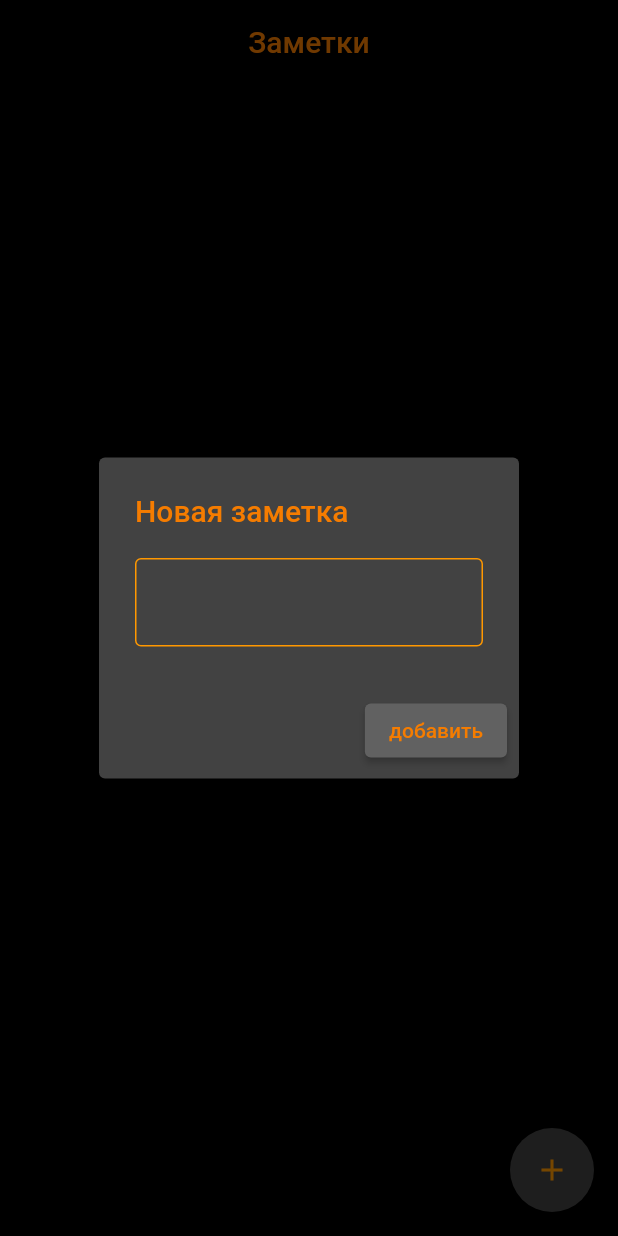
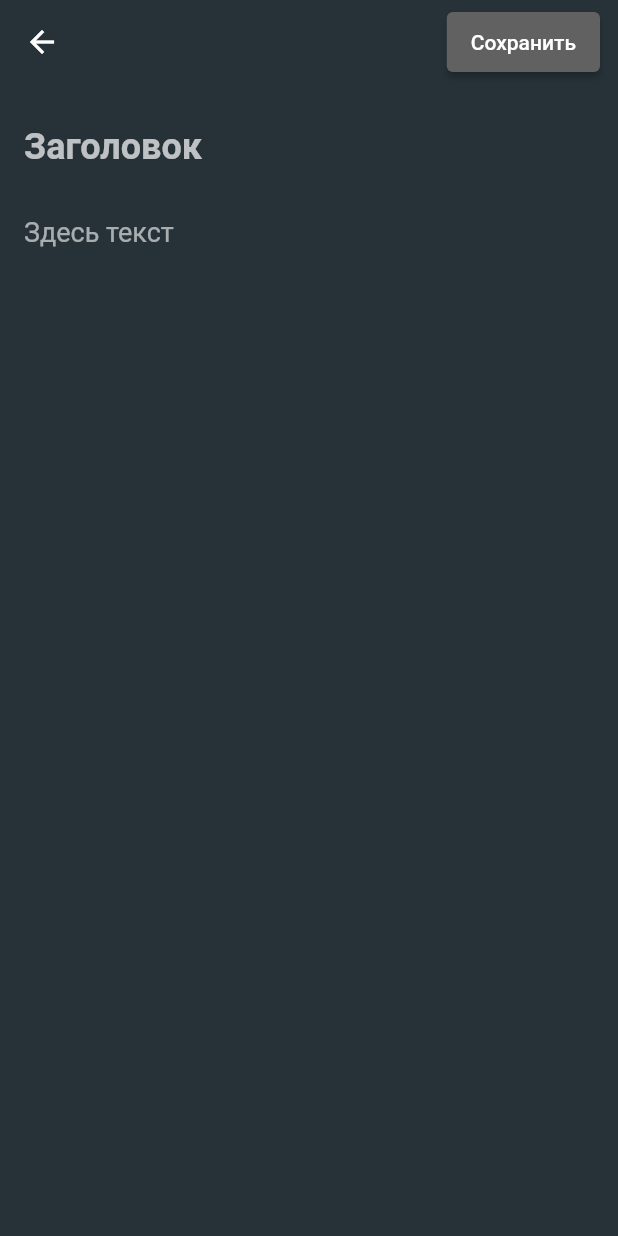
Before and after one commit to dened68/redzamdart, a Flutter app: the screen it shows after launch, after a tap on the "add" icon, on a phone screen of 412 x 824 dp. Run offline on Flutter 3.47's test engine with Material 2 defaults, Android fonts, the light colour scheme and no system bars; our stand-ins replace sqflite; accounts and stored records are empty.

Commit message:
Add local DB
add local db sqlfite

```diff
--- /dev/null
+++ b/lib/db/notes_database.dart
@@ -0,0 +1,100 @@
+import 'package:path/path.dart';
+
+import 'package:sqflite/sqflite.dart';
+import 'package:redzam1/model/note.dart';
+
+class NotesDatabase {
+  static final NotesDatabase instance = NotesDatabase.init();
+
+  static Database? _database;
+
+  NotesDatabase.init();
+
+  Future<Database> get database async {
+    if (_database != null) return _database!;
+
+    _database = await _initDB("notes.db");
+    return _database!;
+  }
+
+  Future<Database> _initDB(String filePath) async {
+    final dbPath = await getDatabasesPath();
+    final path = join(dbPath, filePath);
+    return await openDatabase(path, version: 1, onCreate: _createDB);
+  }
+
+  Future _createDB(Database db, int version) async {
+    final idType = 'INTEGER PRIMARY KEY AUTOINCREMENT';
+    final textType = 'TEXT NOT NULL';
+
+    final integerType = 'INTEGER NOT NULL';
+
+    await db.execute('''
+    CREATE TABLE $tableNotes(
+      ${NoteFields.id} $idType,
+      ${NoteFields.description} $textType,
+      ${NoteFields.title} $textType
+    )
+
+    ''');
+  }
+
+  Future<Note> create(Note note) async {
+    final db = await instance.database;
+
+    final id = await db.insert(tableNotes, note.toJson());
+    return note.copy(id: id);
+  }
+
+  Future<Note> readNote(int id) async {
+    final db = await instance.database;
+
+    final maps = await db.query(
+      tableNotes,
+      columns: NoteFields.values,
+      where: '${NoteFields.id} = ?',
+      whereArgs: [id],
+    );
+
+    if (maps.isNotEmpty) {
+      return Note.fromJson(maps.first);
+    } else {
+      throw Exception('ID $id not found');
+    }
+  }
+
+  Future<List<Note>> readAllNotes() async {
+    final db = await instance.database;
+
+    final result = await db.query(tableNotes);
+
+    return result.map((json) => Note.fromJson(json)).toList();
+  }
+
+  Future<int> update(Note note) async {
+    final db = await instance.database;
+
+    return db.update(
+      tableNotes,
+      note.toJson(),
+      where: '${NoteFields.id} = ?',
+      whereArgs: [note.id],
+    );
+  }
+
+  Future<int> delete(int id) async {
+    final db = await instance.database;
+
+    return await db.delete(
+      tableNotes,
+      where: '${NoteFields.id} = ?',
+      whereArgs: [id],
+    );
+  }
+
+  Future close() async {
+    final db = await instance.database;
+
+    db.close();
+  }
+}
--- a/lib/main.dart
+++ b/lib/main.dart
@@ -1,20 +1,26 @@
 import 'package:flutter/material.dart';
-import 'package:redzamdart/pages/home.dart';
-import 'package:cloud_firestore/cloud_firestore.dart';
-import 'package:firebase_core/firebase_core.dart';
+import 'package:redzam1/pages/home.dart';
 
-void main() {
-  initFirebase();
-  initFirebase();
-  runApp(MaterialApp(
-    theme: ThemeData(
-      primaryColor: Colors.orange[700],
-    ),
-    home: Home(),
-  ));
+Future main() async {
+  runApp(MyApp());
 }
 
-void initFirebase() async {
-  WidgetsFlutterBinding.ensureInitialized();
-  await Firebase.initializeApp();
+class MyApp extends StatelessWidget {
+  static final String title = 'заметки';
+
+  @override
+  Widget build(BuildContext context) => MaterialApp(
+        debugShowCheckedModeBanner: false,
+        title: title,
+        themeMode: ThemeMode.dark,
+        theme: ThemeData(
+          primaryColor: Colors.black,
+          scaffoldBackgroundColor: Colors.blueGrey.shade900,
+          appBarTheme: AppBarTheme(
+            backgroundColor: Colors.transparent,
+            elevation: 0,
+          ),
+        ),
+        home: Home(),
+      );
 }
--- /dev/null
+++ b/lib/model/note.dart
@@ -0,0 +1,48 @@
+// ignore_for_file: file_names
+
+final String tableNotes = 'notes';
+
+class NoteFields {
+  static final List<String> values = [
+    /// Add all fields
+    id, title, description
+  ];
+  static final String id = '_id';
+  static final String title = 'title';
+  static final String description = 'description';
+}
+
+class Note {
+  final int? id;
+  final String title;
+  final String description;
+
+  const Note({
+    this.id,
+    required this.title,
+    required this.description,
+  });
+
+  Note copy({
+    int? id,
+    String? title,
+    String? description,
+  }) =>
+      Note(
+        id: id ?? this.id,
+        title: title ?? this.title,
+        description: description ?? this.description,
+      );
+
+  static Note fromJson(Map<String, Object?> json) => Note(
+        id: json[NoteFields.id] as int?,
+        title: json[NoteFields.title] as String,
+        description: json[NoteFields.description] as String,
+      );
+
+  Map<String, Object?> toJson() => {
+        NoteFields.id: id,
+        NoteFields.title: title,
+        NoteFields.description: description,
+      };
+}
--- /dev/null
+++ b/lib/note_form_widget.dart
@@ -0,0 +1,67 @@
+import 'package:flutter/material.dart';
+
+class NoteFormWidget extends StatelessWidget {
+  final String? title;
+  final String? description;
+
+  final ValueChanged<String> onChangedTitle;
+  final ValueChanged<String> onChangedDescription;
+
+  const NoteFormWidget({
+    Key? key,
+    this.title = '',
+    this.description = '',
+    required this.onChangedTitle,
+    required this.onChangedDescription,
+  }) : super(key: key);
+
+  @override
+  Widget build(BuildContext context) => SingleChildScrollView(
+        child: Padding(
+          padding: EdgeInsets.all(16),
+          child: Column(
+            mainAxisSize: MainAxisSize.min,
+            children: [
+              buildTitle(),
+              SizedBox(height: 8),
+              buildDescription(),
+              SizedBox(height: 16),
+            ],
+          ),
+        ),
+      );
+
+  Widget buildTitle() => TextFormField(
+        maxLines: 1,
+        initialValue: title,
+        style: TextStyle(
+          color: Colors.white70,
+          fontWeight: FontWeight.bold,
+          fontSize: 24,
+        ),
+        decoration: InputDecoration(
+          border: InputBorder.none,
+          hintText: 'Заголовок',
+          hintStyle: TextStyle(color: Colors.white70),
+        ),
+        validator: (title) => title != null && title.isEmpty
+            ? 'Заголовок не может быть пустым'
+            : null,
+        onChanged: onChangedTitle,
+      );
+
+  Widget buildDescription() => TextFormField(
+        maxLines: 5,
+        initialValue: description,
+        style: TextStyle(color: Colors.white60, fontSize: 18),
+        decoration: InputDecoration(
+          border: InputBorder.none,
+          hintText: 'Здесь текст',
+          hintStyle: TextStyle(color: Colors.white60),
+        ),
+        validator: (title) => title != null && title.isEmpty
+            ? 'Текст не может быть пустым'
+            : null,
+        onChanged: onChangedDescription,
+      );
+}
--- /dev/null
+++ b/lib/pages/edit_note_page.dart
@@ -0,0 +1,97 @@
+import 'package:flutter/material.dart';
+import 'package:redzam1/db/notes_database.dart';
+import 'package:redzam1/model/note.dart';
+import 'package:redzam1/note_form_widget.dart';
+
+class AddEditNotePage extends StatefulWidget {
+  final Note? note;
+
+  const AddEditNotePage({
+    Key? key,
+    this.note,
+  }) : super(key: key);
+  @override
+  _AddEditNotePageState createState() => _AddEditNotePageState();
+}
+
+class _AddEditNotePageState extends State<AddEditNotePage> {
+  final _formKey = GlobalKey<FormState>();
+
+  late String title;
+  late String description;
+
+  @override
+  void initState() {
+    super.initState();
+
+    title = widget.note?.title ?? '';
+    description = widget.note?.description ?? '';
+  }
+
+  @override
+  Widget build(BuildContext context) => Scaffold(
+        appBar: AppBar(
+          actions: [buildButton()],
+        ),
+        body: Form(
+          key: _formKey,
+          child: NoteFormWidget(
+            title: title,
+            description: description,
+            onChangedTitle: (title) => setState(() => this.title = title),
+            onChangedDescription: (description) =>
+                setState(() => this.description = description),
+          ),
+        ),
+      );
+
+  Widget buildButton() {
+    final isFormValid = title.isNotEmpty && description.isNotEmpty;
+
+    return Padding(
+      padding: EdgeInsets.symmetric(vertical: 8, horizontal: 12),
+      child: ElevatedButton(
+        style: ElevatedButton.styleFrom(
+          onPrimary: Colors.white,
+          primary: isFormValid ? null : Colors.grey.shade700,
+        ),
+        onPressed: addOrUpdateNote,
+        child: Text('Сохранить'),
+      ),
+    );
+  }
+
+  void addOrUpdateNote() async {
+    final isValid = _formKey.currentState!.validate();
+
+    if (isValid) {
+      final isUpdating = widget.note != null;
+
+      if (isUpdating) {
+        await updateNote();
+      } else {
+        await addNote();
+      }
+
+      Navigator.of(context).pop();
+    }
+  }
+
+  Future updateNote() async {
+    final note = widget.note!.copy(
+      title: title,
+      description: description,
+    );
+
+    await NotesDatabase.instance.update(note);
+  }
+
+  Future addNote() async {
+    final note = Note(
+      title: title,
+      description: description,
+    );
+
+    await NotesDatabase.instance.create(note);
+  }
+}
--- a/lib/pages/home.dart
+++ b/lib/pages/home.dart
@@ -1,127 +1,120 @@
+// ignore_for_file: file_names
+import 'package:redzam1/db/notes_database.dart';
 import 'package:flutter/material.dart';
-import 'package:cloud_firestore/cloud_firestore.dart';
-import 'package:firebase_core/firebase_core.dart';
+import 'package:redzam1/model/note.dart';
+import 'package:redzam1/pages/note_detail_page.dart';
+import 'package:redzam1/pages/edit_note_page.dart';
+import 'dart:math';
+
+final _lightColors = [
+  Colors.amber.shade300,
+  Colors.lightGreen.shade300,
+  Colors.lightBlue.shade300,
+  Colors.orange.shade300,
+  Colors.pinkAccent.shade100,
+  Colors.tealAccent.shade100
+];
 
 class Home extends StatefulWidget {
-  const Home({Key? key}) : super(key: key);
+  Home({Key? key}) : super(key: key);
 
   @override
-  State<Home> createState() => _HomeState();
+  _HomeState createState() => _HomeState();
 }
 
 class _HomeState extends State<Home> {
-  String userToDo = '';
-  List zamlist = [];
+  bool isLoading = false;
+  late List<Note> notes;
+  final _random = Random();
 
   @override
   void initState() {
     super.initState();
+    refreshNotes();
+  }
 
-    zamlist.addAll(['артур', 'не артур', 'куда же без крепления']);
+  @override
+  void dispose() {
+    NotesDatabase.instance.close();
+
+    super.dispose();
+  }
+
+  Future refreshNotes() async {
+    setState(() => isLoading = true);
+
+    this.notes = await NotesDatabase.instance.readAllNotes();
+
+    setState(() => isLoading = false);
   }
 
   @override
   Widget build(BuildContext context) {
     return Scaffold(
-      backgroundColor: Colors.black,
       appBar: AppBar(
         title: Text(
           'Заметки',
-          style: TextStyle(color: Colors.orange[700]),
+          style: TextStyle(fontSize: 24),
         ),
-        backgroundColor: Colors.black,
-        centerTitle: true,
       ),
-      body: StreamBuilder(
-        stream: FirebaseFirestore.instance.collection('items').snapshots(),
-        builder: (BuildContext context, AsyncSnapshot<QuerySnapshot> snapshot) {
-          if (!snapshot.hasData) return Text('нету');
-          return ListView.builder(
-            itemCount: snapshot.data!.docs.length,
+      body: Center(
+        child: isLoading
+            ? CircularProgressIndicator()
+            : notes.isEmpty
+                ? Text(
+                    'Нет заметок',
+                    style: TextStyle(color: Colors.white, fontSize: 24),
+                  )
+                : ListView.builder(
+                    itemCount: notes.length,
                     itemBuilder: (BuildContext context, int index) {
                       return Dismissible(
-                key: Key(snapshot.data!.docs[index].id),
+                          key: ValueKey<Note>(notes[index]),
+                          child: GestureDetector(
+                              onTap: () async {
+                                await Navigator.of(context)
+                                    .push(MaterialPageRoute(
+                                  builder: (context) =>
+                                      NoteDetailPage(noteId: notes[index].id!),
+                                ));
+
+                                refreshNotes();
+                              },
                               child: Card(
-                  color: Colors.grey[800],
-                  child: ListTile(
-                    title: Text(
-                      snapshot.data!.docs[index].get('item'),
-                      style: TextStyle(color: Colors.white),
+                                color: Colors.primaries[
+                                    _random.nextInt(Colors.primaries.length)],
+                                child: Container(
+                                  constraints: BoxConstraints(minHeight: 100),
+                                  padding: EdgeInsets.all(8),
+                                  child: Column(
+                                    mainAxisSize: MainAxisSize.min,
+                                    crossAxisAlignment:
+                                        CrossAxisAlignment.start,
+                                    children: [
+                                      SizedBox(height: 4),
+                                      Text(
+                                        notes[index].title,
+                                        style: TextStyle(
+                                          color: Colors.black,
+                                          fontSize: 20,
+                                          fontWeight: FontWeight.bold,
                                         ),
-                    trailing: IconButton(
-                        // ignore: prefer_const_constructors
-                        icon: Icon(
-                          Icons.delete_forever,
-                          color: Colors.orange,
                                       ),
-                        onPressed: () {
-                          FirebaseFirestore.instance
-                              .collection('items')
-                              .doc(snapshot.data!.docs[index].id)
-                              .delete();
+                                    ],
+                                  ),
+                                ),
+                              )));
                     }),
       ),
-                ),
-                onDismissed: (direction) {
-                  //if(direction == DismissDirection.endToStart )
-                  FirebaseFirestore.instance
-                      .collection('items')
-                      .doc(snapshot.data!.docs[index].id)
-                      .delete();
-                },
+      floatingActionButton: FloatingActionButton(
+        backgroundColor: Colors.black,
+        child: Icon(Icons.add),
+        onPressed: () async {
+          await Navigator.of(context).push(
+            MaterialPageRoute(builder: (context) => AddEditNotePage()),
           );
-            },
-          );
-        },
-      ),
-      floatingActionButton: FloatingActionButton(
-        backgroundColor: Colors.grey[800],
-        child: Icon(
-          Icons.add,
-          color: Colors.orange,
-        ),
-        onPressed: () {
-          showDialog(
-              context: context,
-              builder: (BuildContext context) {
-                const kOrange = const Color(0xFFffd600);
-                return AlertDialog(
-                  backgroundColor: Colors.grey[800],
-                  title: Text(
-                    'Новая заметка',
-                    style: TextStyle(color: Colors.orange[700]),
-                  ),
-                  content: TextField(
-                    style: TextStyle(color: Colors.white),
-                    cursorColor: Colors.orange,
-                    decoration: InputDecoration(
-                        focusedBorder: OutlineInputBorder(
-                            borderSide: const BorderSide(color: Colors.orange)),
-                        enabledBorder: OutlineInputBorder(
-                            borderSide:
-                                const BorderSide(color: Colors.orange))),
-                    onChanged: (String value) {
-                      userToDo = value;
-                    },
-                  ),
-                  actions: [
-                    ElevatedButton(
-                        onPressed: () {
-                          FirebaseFirestore.instance
-                              .collection('items')
-                              .add({'item': userToDo});
-                          Navigator.of(context).pop();
-                        },
-                        style: ButtonStyle(
-                            backgroundColor: MaterialStateProperty.all<Color?>(
-                                Colors.grey[700])),
-                        child: Text(
-                          'добавить',
-                          style: TextStyle(color: Colors.orange[700]),
-                        ))
-                  ],
-                );
-              });
+
+          refreshNotes();
         },
       ),
     );
--- a/pubspec.yaml
+++ b/pubspec.yaml
@@ -1,4 +1,4 @@
-name: redzamdart
+name: redzam1
 description: A new Flutter project.
 
 # The following line prevents the package from being accidentally published to
@@ -27,11 +27,11 @@ environment:
 # the latest version available on pub.dev. To see which dependencies have newer
 # versions available, run `flutter pub outdated`.
 dependencies:
-  cloud_firestore: ^2.5.4
   cupertino_icons: ^1.0.2
-  firebase_core: ^1.8.0
   flutter:
     sdk: flutter
+  intl: ^0.17.0
+  sqflite: ^2.0.1
 
 dev_dependencies:
   flutter_lints: ^1.0.0
```
Also changed, not shown: lib/pages/note_detail_page.dart (added, +89 -0 lines), lib/db.dart (added), lib/note.dart (added), lib/pages/notered.dart (added), pubspec.lock, 11 other files. Lines whose indentation alone changed are shown as unchanged.
